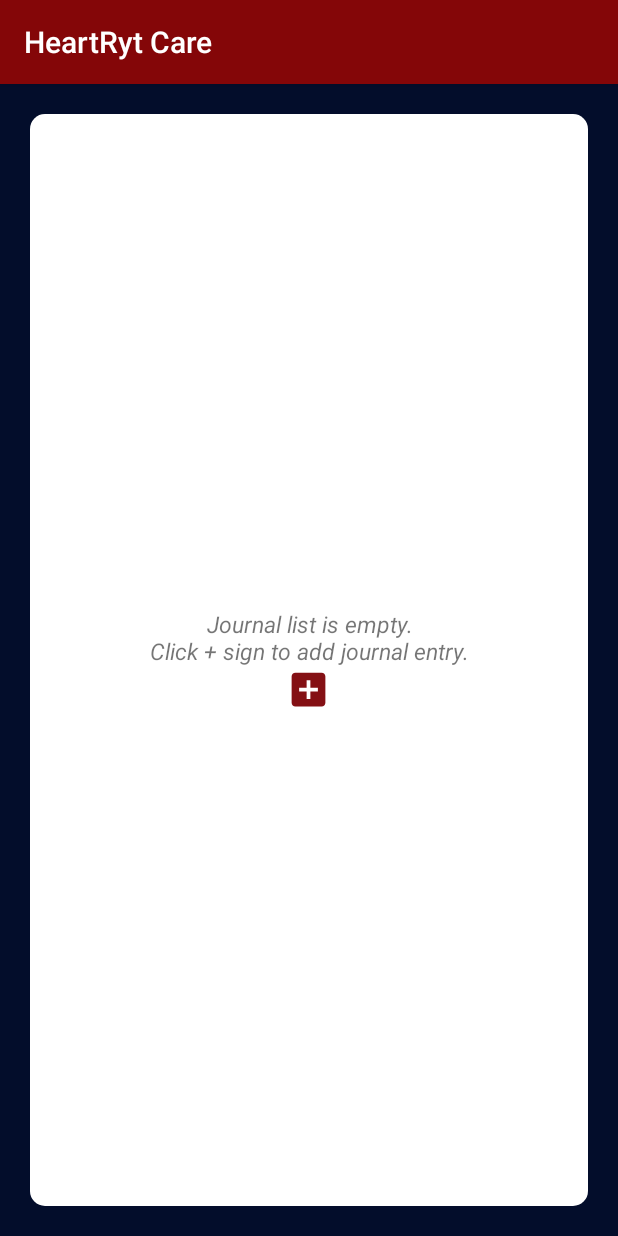
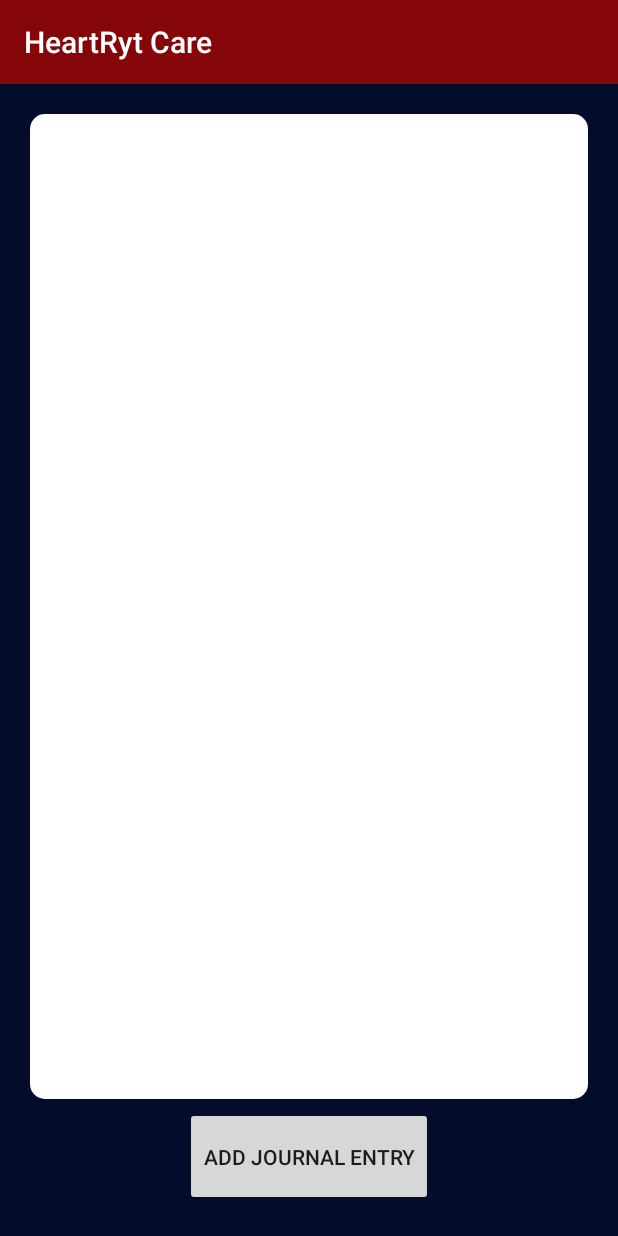
Before and after one commit to kweeleesi/bp-hr-monitor, an Android app: the JournalActivity screen opened directly, with no data from a screen before it, on a phone screen of 412 x 824 dp. Run offline under Robolectric (Android 15) with nearby library versions, the phone set to English and light mode, and no system bars; our stand-ins replace Firebase (no records; nobody signed in at launch, a user with empty details on screens opened directly); libraries missing offline, so code that uses them is left out: de.greenrobot.dao; 8 statements that could not run were skipped.

Commit message:
more changes - journal, etc

```diff
--- a/HeartRytCare/app/src/main/java/com/example/hp/heartrytcare/activity/JournalActivity.java
+++ b/HeartRytCare/app/src/main/java/com/example/hp/heartrytcare/activity/JournalActivity.java
@@ -3,19 +3,38 @@ package com.example.hp.heartrytcare.activity;
 import android.support.v4.app.FragmentTransaction;
 import android.support.v7.app.AppCompatActivity;
 import android.os.Bundle;
+import android.util.Log;
 import android.view.View;
+import android.widget.AdapterView;
+import android.widget.Button;
 import android.widget.ImageView;
 import android.widget.ListView;
 import android.widget.TextView;
 
+import com.example.hp.heartrytcare.HeartRytCare;
 import com.example.hp.heartrytcare.R;
+import com.example.hp.heartrytcare.adapter.JournalListAdapter;
+import com.example.hp.heartrytcare.db.DaoSession;
+import com.example.hp.heartrytcare.db.Journal;
+import com.example.hp.heartrytcare.db.JournalDao;
+import com.example.hp.heartrytcare.db.User;
+import com.example.hp.heartrytcare.db.UserDao;
 import com.example.hp.heartrytcare.fragment.AddJournalFragment;
+import com.example.hp.heartrytcare.helper.Constants;
+
+import java.util.ArrayList;
+import java.util.Arrays;
+import java.util.List;
+
+import de.greenrobot.dao.query.QueryBuilder;
 
 public class JournalActivity extends AppCompatActivity {
 
     private ListView journalList;
-    private ImageView addJournal;
+    private Button addJournal;
     private TextView emptyList;
+    private JournalDao journalDao;
+    private ArrayList<Journal> journals = new ArrayList<>();
 
     @Override
     protected void onCreate(Bundle savedInstanceState) {
@@ -23,7 +42,7 @@ public class JournalActivity extends AppCompatActivity {
         setContentView(R.layout.activity_journal);
 
         journalList = (ListView) findViewById(R.id.journal_list);
-        addJournal = (ImageView) findViewById(R.id.addJournalEntry);
+        addJournal = (Button) findViewById(R.id.addJournalEntry);
         emptyList = (TextView) findViewById(R.id.empty_list);
 
         addJournal.setOnClickListener(new View.OnClickListener() {
@@ -35,10 +54,47 @@ public class JournalActivity extends AppCompatActivity {
                 transaction.commit();
             }
         });
+
+        fetchJournalEntries();
+        if (journals != null || journals.size() != 0) {
+            emptyList.setVisibility(View.GONE);
+        }
+
+        journalList.setOnItemClickListener(new AdapterView.OnItemClickListener() {
+            @Override
+            public void onItemClick(AdapterView<?> parent, View view, int position, long id) {
+                Log.e("JournalActivity", "!!!!! click click : " + position);
+                Bundle bundle = new Bundle();
+                bundle.putInt("position", position);
+
+                AddJournalFragment fragment = new AddJournalFragment();
+                fragment.setArguments(bundle);
+                FragmentTransaction transaction = getSupportFragmentManager().beginTransaction();
+                transaction.replace(R.id.addJournalContainer, fragment);
+                transaction.addToBackStack("");
+                transaction.commit();
+            }
+        });
     }
 
     @Override
     public void onBackPressed() {
+        fetchJournalEntries();
         super.onBackPressed();
     }
+
+    private void fetchJournalEntries() {
+        DaoSession daoSession = ((HeartRytCare) getApplication()).getDaoSession();
+        journalDao = daoSession.getJournalDao();
+        QueryBuilder<Journal> queryJournal = journalDao.queryBuilder();
+        queryJournal.where(JournalDao.Properties.Firebase_user_id.eq(Constants.FIREBASE_UID));
+        journals.clear();
+        journals.addAll(queryJournal.list());
+
+        JournalListAdapter adapter = new JournalListAdapter(journals, getApplicationContext());
+        journalList.setAdapter(adapter);
+        journalList.invalidate();
+
+        Log.e("JournalActivity", "journal size : " + journals.size());
+    }
 }
--- /dev/null
+++ b/HeartRytCare/app/src/main/java/com/example/hp/heartrytcare/adapter/JournalListAdapter.java
@@ -0,0 +1,65 @@
+package com.example.hp.heartrytcare.adapter;
+
+import android.content.Context;
+import android.view.LayoutInflater;
+import android.view.View;
+import android.view.ViewGroup;
+import android.widget.BaseAdapter;
+import android.widget.TextView;
+
+import com.example.hp.heartrytcare.R;
+import com.example.hp.heartrytcare.db.Journal;
+
+import java.util.List;
+
+public class JournalListAdapter extends BaseAdapter {
+
+    private List<Journal> journalList;
+    private Context context;
+
+    public JournalListAdapter(List<Journal> journalList, Context context) {
+        this.journalList = journalList;
+        this.context = context;
+    }
+
+    @Override
+    public int getCount() {
+        return journalList.size();
+    }
+
+    @Override
+    public Object getItem(int position) {
+        return journalList.get(position);
+    }
+
+    @Override
+    public long getItemId(int position) {
+        return 0;
+    }
+
+    @Override
+    public View getView(int position, View convertView, ViewGroup parent) {
+        final ViewHolder viewHolder;
+        if (convertView == null) {
+            viewHolder = new ViewHolder();
+            convertView = LayoutInflater.from(context).inflate(R.layout.item_journal_entry, parent, false);
+
+            viewHolder.journalTitle = (TextView) convertView.findViewById(R.id.journlTitle);
+            viewHolder.entryDate = (TextView) convertView.findViewById(R.id.dateOfEntry);
+
+            convertView.setTag(viewHolder);
+        } else {
+            viewHolder = (ViewHolder) convertView.getTag();
+        }
+
+        viewHolder.journalTitle.setText("Journal Entry No. " + (position + 1));
+        viewHolder.entryDate.setText(journalList.get(position).getEntry_date());
+
+        return convertView;
+    }
+
+    private class ViewHolder {
+        TextView journalTitle;
+        TextView entryDate;
+    }
+}
--- a/HeartRytCare/app/src/main/res/layout/activity_journal.xml
+++ b/HeartRytCare/app/src/main/res/layout/activity_journal.xml
@@ -1,41 +1,42 @@
 <FrameLayout xmlns:android="http://schemas.android.com/apk/res/android"
-    android:layout_width="wrap_content"
-    android:layout_height="fill_parent"
+    android:layout_width="match_parent"
+    android:layout_height="match_parent"
     android:background="@color/main_app_bg">
-
-    <ListView
-        android:id="@+id/journal_list"
-        android:layout_width="match_parent"
-        android:layout_height="match_parent"
-        android:background="@drawable/round_white_bg"
-        android:layout_margin="20dp" />
 
     <LinearLayout
         android:layout_width="match_parent"
-        android:layout_height="wrap_content"
+        android:layout_height="match_parent"
         android:orientation="vertical"
         android:layout_gravity="center_vertical"
-        android:layout_margin="20dp">
+        android:padding="20dp">
 
-        <TextView
-            android:id="@+id/empty_list"
+        <ListView
+            android:id="@+id/journal_list"
             android:layout_width="match_parent"
-            android:layout_height="wrap_content"
-            android:gravity="center_horizontal|bottom"
-            android:text="@string/notice"
-            android:textSize="15sp"
-            android:textStyle="italic" />
+            android:layout_height="0dp"
+            android:layout_weight="10"
+            android:background="@drawable/round_white_bg" />
 
-        <ImageView
+        <Button
             android:id="@+id/addJournalEntry"
-            android:layout_width="30dp"
-            android:layout_height="30dp"
+            android:layout_width="wrap_content"
+            android:layout_height="0dp"
             android:layout_weight="1"
-            android:src="@drawable/ic_add_box_black_24dp"
-            android:tint="@color/red_textcolor"
-            android:layout_gravity="center_horizontal|top" />
+            android:text="Add Journal Entry"
+            android:layout_gravity="center"
+            android:layout_marginTop="5dp"/>
 
     </LinearLayout>
+
+    <TextView
+        android:id="@+id/empty_list"
+        android:layout_width="match_parent"
+        android:layout_height="wrap_content"
+        android:gravity="center_horizontal"
+        android:layout_gravity="center"
+        android:text="@string/notice"
+        android:textSize="15sp"
+        android:textStyle="italic" />
 
     <FrameLayout
         android:id="@+id/addJournalContainer"
--- a/HeartRytCare/app/src/main/res/values/colors.xml
+++ b/HeartRytCare/app/src/main/res/values/colors.xml
@@ -11,4 +11,5 @@
     <color name="main_app_bg">#030d2b</color>
     <color name="red_textcolor">#841014</color>
     <color name="blue_link">#ff4d72e1</color>
+    <color name="gray_text">#9e9e9e</color>
 </resources>
--- a/HeartRytCare/app/src/main/res/values/strings.xml
+++ b/HeartRytCare/app/src/main/res/values/strings.xml
@@ -94,6 +94,7 @@
     <string name="notes">NOTES</string>
     <string name="other_details">Other details</string>
     <string name="save">SAVE</string>
-    <string name="notice">Journal list is empty.\nClick + sign to add journal entry.</string>
+    <string name="update">UPDATE</string>
+    <string name="notice">Journal list is empty.</string>
 
 </resources>
```
Also changed, not shown: HeartRytCare/app/src/main/java/com/example/hp/heartrytcare/activity/MainMenuActivity.java (+38 -5 lines), HeartRytCare/app/src/main/java/com/example/hp/heartrytcare/db/Journal.java (+36 -10 lines), HeartRytCare/app/src/main/java/com/example/hp/heartrytcare/db/JournalDao.java (+68 -58 lines), HeartRytCare/app/src/main/java/com/example/hp/heartrytcare/fragment/AddJournalFragment.java (+49 -7 lines), HeartRytCare/app/src/main/res/layout/add_journal.xml (+14 -0 lines), HeartRytCare/app/src/main/res/layout/item_journal_entry.xml (added, +29 -0 lines), HeartRytCare/greendao-gen/src/main/java/com/example/greendao_gen/MainGenerator.java (+5 -3 lines).
